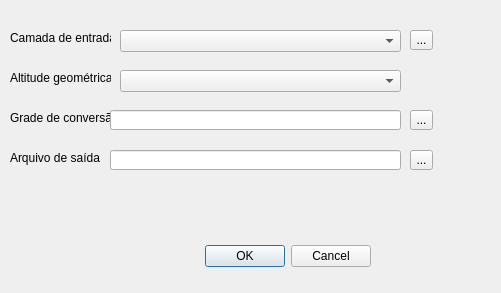
First picture: the form in to_hnor/to_HNOR_dialog_base.ui, repository pibic-ifg2022/PIBIC2022, before the edit.
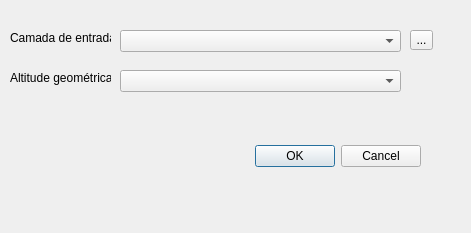
Second picture: the form after the edit.

The edit to the form file:
```diff
--- a/to_hnor/to_HNOR_dialog_base.ui
+++ b/to_hnor/to_HNOR_dialog_base.ui
@@ -6,8 +6,8 @@
    <rect>
     <x>0</x>
     <y>0</y>
-    <width>501</width>
-    <height>293</height>
+    <width>471</width>
+    <height>233</height>
    </rect>
   </property>
   <property name="windowTitle">
@@ -16,8 +16,8 @@
   <widget class="QDialogButtonBox" name="bbConverter">
    <property name="geometry">
     <rect>
-     <x>30</x>
-     <y>240</y>
+     <x>80</x>
+     <y>140</y>
      <width>341</width>
      <height>32</height>
     </rect>
@@ -55,42 +55,6 @@
     <string>Altitude geométrica</string>
    </property>
   </widget>
-  <widget class="QLabel" name="label_3">
-   <property name="geometry">
-    <rect>
-     <x>10</x>
-     <y>110</y>
-     <width>101</width>
-     <height>16</height>
-    </rect>
-   </property>
-   <property name="text">
-    <string>Grade de conversão</string>
-   </property>
-  </widget>
-  <widget class="QLabel" name="label_4">
-   <property name="geometry">
-    <rect>
-     <x>10</x>
-     <y>150</y>
-     <width>91</width>
-     <height>16</height>
-    </rect>
-   </property>
-   <property name="text">
-    <string>Arquivo de saída</string>
-   </property>
-  </widget>
-  <widget class="QLineEdit" name="leSaida">
-   <property name="geometry">
-    <rect>
-     <x>110</x>
-     <y>150</y>
-     <width>291</width>
-     <height>20</height>
-    </rect>
-   </property>
-  </widget>
   <widget class="QToolButton" name="tbEntrada">
    <property name="geometry">
     <rect>
@@ -104,32 +68,6 @@
     <string>...</string>
    </property>
   </widget>
-  <widget class="QToolButton" name="tbGrade">
-   <property name="geometry">
-    <rect>
-     <x>410</x>
-     <y>110</y>
-     <width>23</width>
-     <height>20</height>
-    </rect>
-   </property>
-   <property name="text">
-    <string>...</string>
-   </property>
-  </widget>
-  <widget class="QToolButton" name="tbSaida">
-   <property name="geometry">
-    <rect>
-     <x>410</x>
-     <y>150</y>
-     <width>23</width>
-     <height>20</height>
-    </rect>
-   </property>
-   <property name="text">
-    <string>...</string>
-   </property>
-  </widget>
   <widget class="QComboBox" name="cbEntrada">
    <property name="geometry">
     <rect>
@@ -150,16 +88,6 @@
     </rect>
    </property>
   </widget>
-  <widget class="QLineEdit" name="leGrade">
-   <property name="geometry">
-    <rect>
-     <x>110</x>
-     <y>110</y>
-     <width>291</width>
-     <height>20</height>
-    </rect>
-   </property>
-  </widget>
  </widget>
  <resources/>
  <connections>
```
